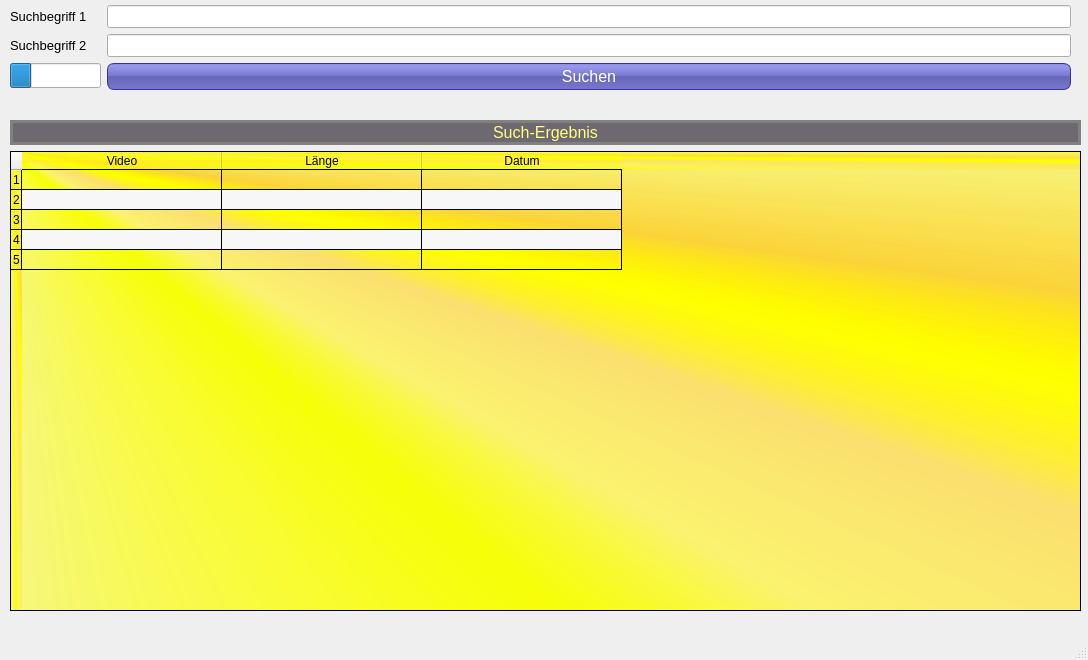
Above: VidSuchUI.ui from ruegi/vidsuch before the change. Below: the same form after it.
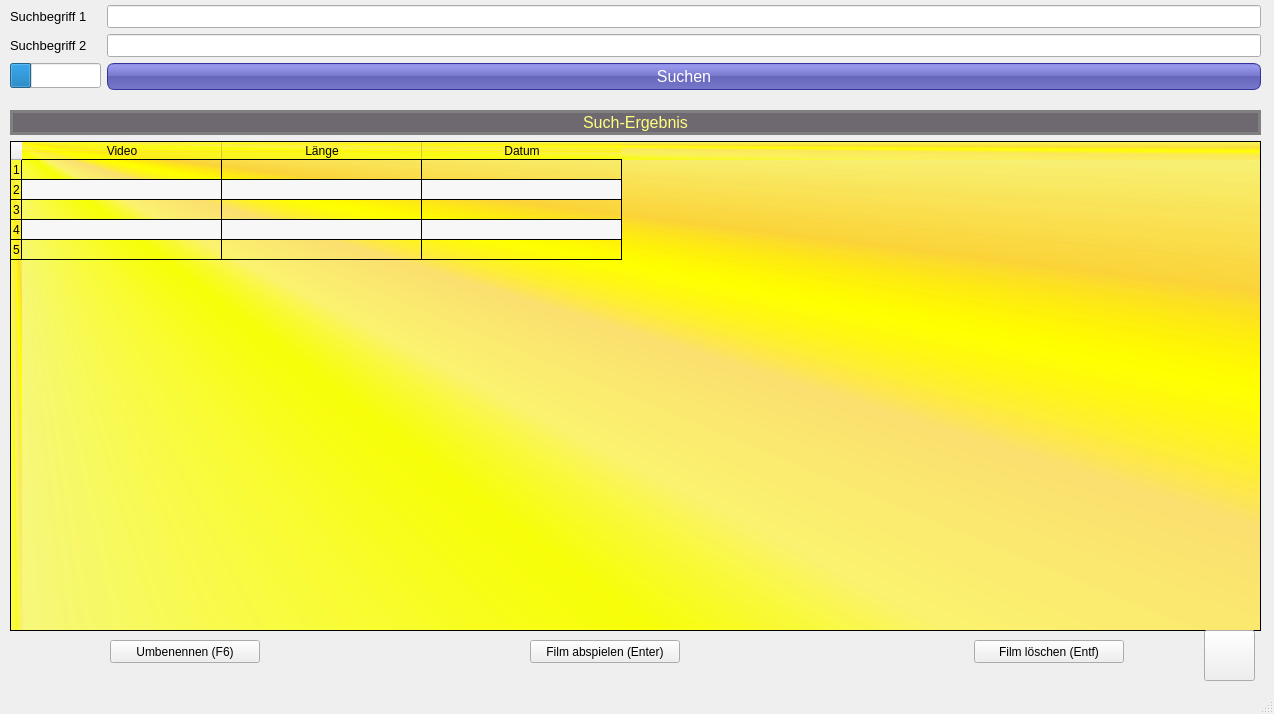
That is the form after the change. Icons and pictures are not drawn.

Commit message: Neue Version mit 3 neuen Buttons (Rename, Delete, Exit) und größerem Fenster

```diff
--- a/VidSuchUI.ui
+++ b/VidSuchUI.ui
@@ -6,8 +6,8 @@
    <rect>
     <x>0</x>
     <y>0</y>
-    <width>1088</width>
-    <height>660</height>
+    <width>1274</width>
+    <height>714</height>
    </rect>
   </property>
   <property name="windowTitle">
@@ -42,9 +42,9 @@
     <property name="geometry">
      <rect>
       <x>10</x>
-      <y>120</y>
-      <width>1071</width>
-      <height>491</height>
+      <y>110</y>
+      <width>1251</width>
+      <height>521</height>
      </rect>
     </property>
     <layout class="QVBoxLayout" name="verticalLayout">
@@ -185,12 +185,12 @@
      </item>
     </layout>
    </widget>
-   <widget class="QWidget" name="">
+   <widget class="QWidget" name="layoutWidget">
     <property name="geometry">
      <rect>
       <x>10</x>
       <y>5</y>
-      <width>1061</width>
+      <width>1251</width>
       <height>91</height>
      </rect>
     </property>
@@ -296,6 +296,70 @@
      </item>
     </layout>
    </widget>
+   <widget class="QPushButton" name="btnRen">
+    <property name="geometry">
+     <rect>
+      <x>110</x>
+      <y>640</y>
+      <width>150</width>
+      <height>23</height>
+     </rect>
+    </property>
+    <property name="text">
+     <string>Umbenennen (F6)</string>
+    </property>
+   </widget>
+   <widget class="QPushButton" name="btnPlay">
+    <property name="geometry">
+     <rect>
+      <x>530</x>
+      <y>640</y>
+      <width>150</width>
+      <height>23</height>
+     </rect>
+    </property>
+    <property name="text">
+     <string>Film abspielen (Enter)</string>
+    </property>
+   </widget>
+   <widget class="QPushButton" name="btnDel">
+    <property name="geometry">
+     <rect>
+      <x>974</x>
+      <y>640</y>
+      <width>150</width>
+      <height>23</height>
+     </rect>
+    </property>
+    <property name="text">
+     <string>Film löschen (Entf)</string>
+    </property>
+   </widget>
+   <widget class="QPushButton" name="btnEnde">
+    <property name="geometry">
+     <rect>
+      <x>1204</x>
+      <y>630</y>
+      <width>51</width>
+      <height>51</height>
+     </rect>
+    </property>
+    <property name="text">
+     <string/>
+    </property>
+    <property name="icon">
+     <iconset>
+      <normaloff>EndBut_neutral.png</normaloff>
+      <activeon>EndBut_focus.png</activeon>
+      <selectedon>EndBut_pushed.png</selectedon>EndBut_neutral.png</iconset>
+    </property>
+    <property name="iconSize">
+     <size>
+      <width>48</width>
+      <height>48</height>
+     </size>
+    </property>
+   </widget>
   </widget>
   <widget class="QMenuBar" name="menubar">
    <property name="geometry">
```
Left out of the diff: 2 changed lines with no effect on the pictures. The commit also changes 5 other files.
